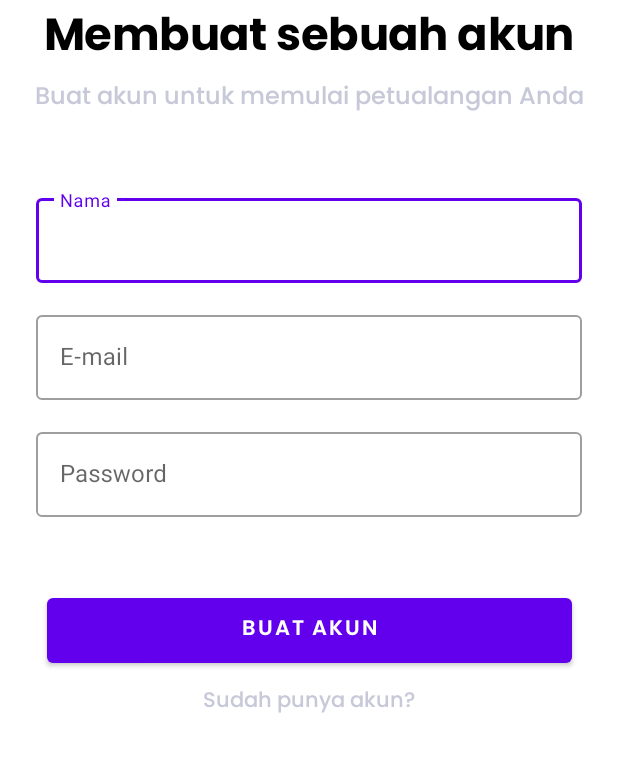
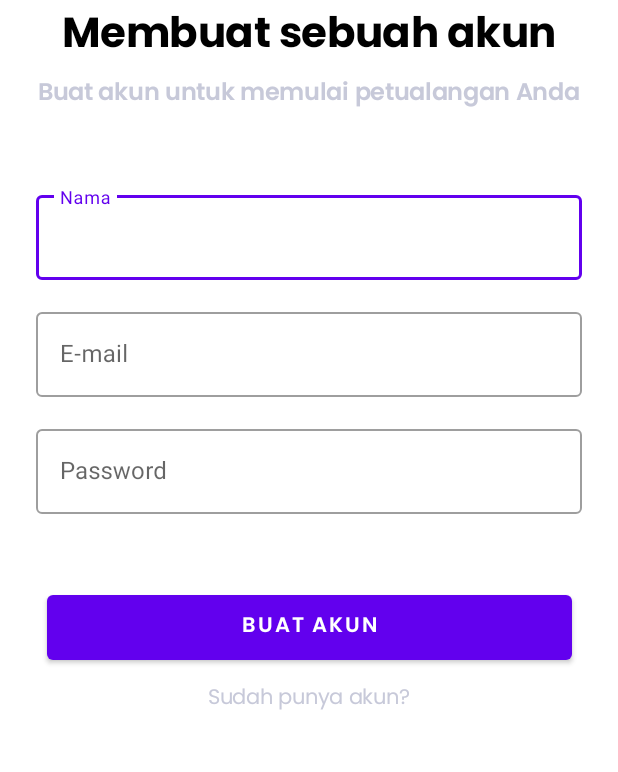
Before and after one commit to blitzkz23/capstone-sib-curahan-mental-csd-062, an Android app: the RegisterActivity screen opened directly, with no data from a screen before it, on a phone screen of 412 x 824 dp, the part 249-1021 px from its top. Run offline under Robolectric (Android 15) with nearby library versions, the phone set to English and light mode, and no system bars.

Commit message:
[#5] Refactor styles and dimens used

```diff
--- a/app/src/main/res/layout/activity_register.xml
+++ b/app/src/main/res/layout/activity_register.xml
@@ -21,8 +21,6 @@
     <TextView
         android:id="@+id/header"
         style="@style/Text.Header1"
-        android:layout_width="wrap_content"
-        android:layout_height="wrap_content"
         android:text="@string/create_account"
         android:textColor="@color/black"
         app:layout_constraintEnd_toEndOf="parent"
@@ -32,12 +30,8 @@
 
     <TextView
         android:id="@+id/header2"
-        android:layout_width="wrap_content"
-        android:layout_height="wrap_content"
+        style="@style/Text.SubHeader2"
         android:text="@string/create_account_tagline"
-        android:textColor="#C7C9D9"
-        android:textSize="16sp"
-        android:fontFamily="@font/poppins_medium"
         app:layout_constraintEnd_toEndOf="parent"
         app:layout_constraintHorizontal_bias="0.5"
         app:layout_constraintStart_toStartOf="parent"
@@ -48,9 +42,9 @@
         style="@style/Widget.MaterialComponents.TextInputLayout.OutlinedBox"
         android:layout_width="match_parent"
         android:layout_height="wrap_content"
-        android:layout_marginStart="24dp"
-        android:layout_marginTop="48dp"
-        android:layout_marginEnd="24dp"
+        android:layout_marginStart="@dimen/dimens_24dp"
+        android:layout_marginTop="@dimen/dimens_48dp"
+        android:layout_marginEnd="@dimen/dimens_24dp"
         android:hint="@string/hint_name"
         app:layout_constraintEnd_toEndOf="parent"
         app:layout_constraintStart_toStartOf="parent"
@@ -69,9 +63,9 @@
         style="@style/Widget.MaterialComponents.TextInputLayout.OutlinedBox"
         android:layout_width="match_parent"
         android:layout_height="wrap_content"
-        android:layout_marginStart="24dp"
-        android:layout_marginTop="16dp"
-        android:layout_marginEnd="24dp"
+        android:layout_marginStart="@dimen/dimens_24dp"
+        android:layout_marginTop="@dimen/dimens_16dp"
+        android:layout_marginEnd="@dimen/dimens_24dp"
         android:hint="@string/hint_email"
         app:layout_constraintEnd_toEndOf="parent"
         app:layout_constraintStart_toStartOf="parent"
@@ -81,6 +75,7 @@
             android:id="@+id/register_ed_email"
             android:layout_width="match_parent"
             android:layout_height="wrap_content"
+            android:inputType="textEmailAddress"
             android:maxLength="255"
             android:maxLines="1" />
     </com.google.android.material.textfield.TextInputLayout>
@@ -90,9 +85,9 @@
         style="@style/Widget.MaterialComponents.TextInputLayout.OutlinedBox"
         android:layout_width="match_parent"
         android:layout_height="wrap_content"
-        android:layout_marginStart="24dp"
-        android:layout_marginTop="16dp"
-        android:layout_marginEnd="24dp"
+        android:layout_marginStart="@dimen/dimens_24dp"
+        android:layout_marginTop="@dimen/dimens_16dp"
+        android:layout_marginEnd="@dimen/dimens_24dp"
         android:hint="@string/hint_password"
         app:layout_constraintEnd_toEndOf="parent"
         app:layout_constraintStart_toStartOf="parent"
@@ -102,6 +97,7 @@
             android:id="@+id/register_ed_password"
             android:layout_width="match_parent"
             android:layout_height="wrap_content"
+            android:inputType="textPassword"
             android:maxLength="255"
             android:maxLines="1" />
     </com.google.android.material.textfield.TextInputLayout>
@@ -110,7 +106,7 @@
         android:id="@+id/materialButton"
         android:layout_width="350dp"
         android:layout_height="55dp"
-        android:layout_marginTop="48dp"
+        android:layout_marginTop="@dimen/dimens_48dp"
         android:fontFamily="@font/poppins_semibold"
         android:text="@string/buat_akun2"
         app:layout_constraintEnd_toEndOf="parent"
@@ -119,12 +115,11 @@
         app:layout_constraintTop_toBottomOf="@+id/textInputLayout3" />
 
     <TextView
+        style="@style/Text.SubText"
         android:layout_width="wrap_content"
         android:layout_height="wrap_content"
-        android:layout_marginTop="8dp"
+        android:layout_marginTop="@dimen/dimens_8dp"
         android:text="@string/sudah_punya_akun"
-        android:textColor="#C7C9D9"
-        android:fontFamily="@font/poppins_medium"
         app:layout_constraintEnd_toEndOf="parent"
         app:layout_constraintHorizontal_bias="0.5"
         app:layout_constraintStart_toStartOf="parent"
--- a/app/src/main/res/values/dimens.xml
+++ b/app/src/main/res/values/dimens.xml
@@ -7,10 +7,12 @@
     <dimen name="dimens_0dp">0dp</dimen>
     <dimen name="dimens_1dp">1dp</dimen>
     <dimen name="dimens_4dp">4dp</dimen>
+    <dimen name="dimens_8dp">8dp</dimen>
     <dimen name="dimens_10dp">10dp</dimen>
     <dimen name="dimens_16dp">16dp</dimen>
     <dimen name="dimens_24dp">24dp</dimen>
     <dimen name="dimens_32dp">32dp</dimen>
+    <dimen name="dimens_48dp">48dp</dimen>
     <dimen name="dimens_120dp">120dp</dimen>
     <dimen name="dimens_160dp">160dp</dimen>
     <dimen name="dimens_240dp">240dp</dimen>
--- a/app/src/main/res/values/themes.xml
+++ b/app/src/main/res/values/themes.xml
@@ -30,7 +30,7 @@
 
     <style name="Text.Header1">
         <item name="fontFamily">@font/poppins_bold</item>
-        <item name="android:textSize">30sp</item>
+        <item name="android:textSize">28sp</item>
         <item name="android:letterSpacing">-0.013</item>
     </style>
 
@@ -69,6 +69,13 @@
         <item name="android:textColor">@color/curahan_subtext</item>
     </style>
 
+    <style name="Text.SubText">
+        <item name="fontFamily">@font/poppins_regular</item>
+        <item name="android:textSize">14sp</item>
+        <item name="android:letterSpacing">-0.013</item>
+        <item name="android:textColor">@color/curahan_subtext</item>
+    </style>
+
     <style name="Text.Paragraph">
         <item name="android:textSize">13.5sp</item>
         <item name="fontFamily">@font/poppins_regular</item>
```
